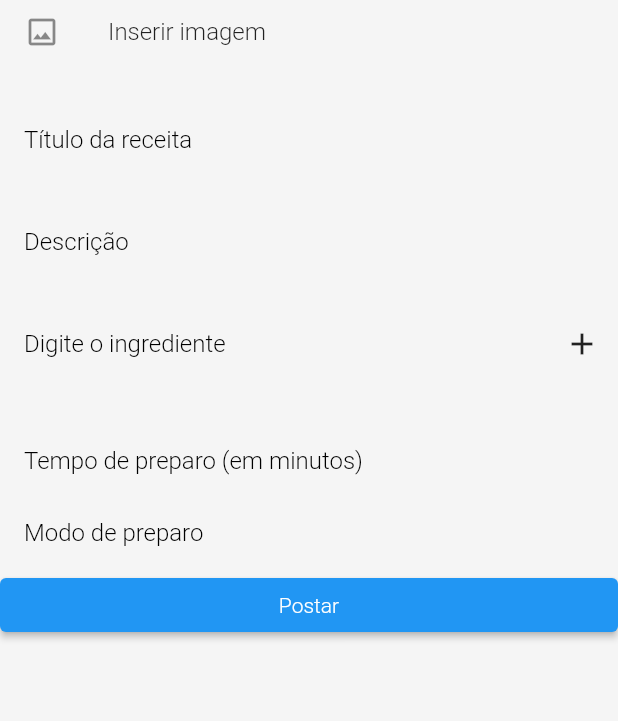
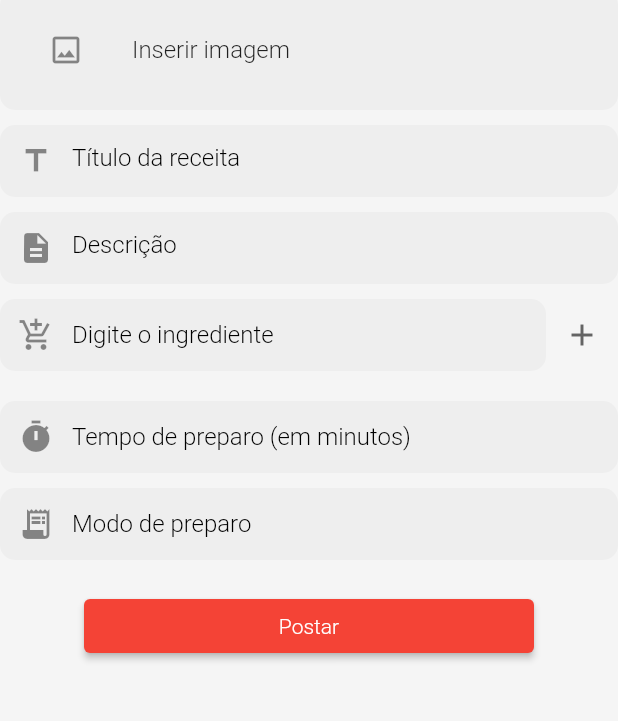
Before and after one commit to moisescorreaa/projeto-easycook, a Flutter app: the AddScreen screen opened directly, on a phone screen of 412 x 824 dp, the part 94-815 px from its top. Run offline on Flutter 3.47's test engine with Material 2 defaults, Android fonts, the light colour scheme and no system bars; our stand-ins replace cloud_firestore, firebase_auth, firebase_core, image_picker, quickalert; accounts and stored records are empty.

Commit message:
finalizando front add screen

```diff
--- a/lib/views/screens-home-page/add-screen.dart
+++ b/lib/views/screens-home-page/add-screen.dart
@@ -100,14 +100,21 @@ class _AddScreenState extends State<AddScreen> {
           child: Column(
             crossAxisAlignment: CrossAxisAlignment.stretch,
             children: [
-              ListTile(
+              Container(
+                decoration: BoxDecoration(
+                  color: Colors.grey[200],
+                  borderRadius: BorderRadius.circular(10.0),
+                ),
+                padding: EdgeInsets.symmetric(horizontal: 16.0, vertical: 12.0),
+                child: ListTile(
                   leading: Icon(Icons.insert_photo_outlined),
                   title: Text("Inserir imagem"),
                   onTap: selecionarImagem,
                   trailing:
                       imagem != null ? Image.file(File(imagem!.path)) : null,
                 ),
-              SizedBox(height: 20),
+              ),
+              SizedBox(height: 10),
               // TextField para o título da receita
               TextField(
                 decoration: InputDecoration(
@@ -118,15 +125,20 @@ class _AddScreenState extends State<AddScreen> {
                     borderSide: BorderSide.none,
                   ),
                   filled: true,
-                  fillColor: Color(0xFFF5F5F5),
+                  fillColor: Colors.grey[200],
                   contentPadding:
                       EdgeInsets.symmetric(horizontal: 16.0, vertical: 12.0),
+                  prefixIcon: Icon(Icons.title),
                 ),
+                maxLines: null,
+                textAlignVertical: TextAlignVertical.top,
                 onChanged: (value) {
                   titulo = value;
                 },
+                style: TextStyle(fontSize: 16),
               ),
-              SizedBox(height: 20),
+
+              SizedBox(height: 10),
               // TextField para a descrição da receita
               TextField(
                 decoration: InputDecoration(
@@ -137,17 +149,19 @@ class _AddScreenState extends State<AddScreen> {
                     borderSide: BorderSide.none,
                   ),
                   filled: true,
-                  fillColor: Color(0xFFF5F5F5),
+                  fillColor: Colors.grey[200],
                   contentPadding:
                       EdgeInsets.symmetric(horizontal: 16.0, vertical: 12.0),
+                  prefixIcon: Icon(Icons.description),
                 ),
                 maxLines: null,
                 textAlignVertical: TextAlignVertical.top,
                 onChanged: (value) {
                   descricao = value;
                 },
+                style: TextStyle(fontSize: 16),
               ),
-              SizedBox(height: 20),
+              SizedBox(height: 10),
               // TextField para a lista de ingredientes da receita
               Row(
                 children: [
@@ -162,15 +176,17 @@ class _AddScreenState extends State<AddScreen> {
                           borderSide: BorderSide.none,
                         ),
                         filled: true,
-                        fillColor: Color(0xFFF5F5F5),
+                        fillColor: Colors.grey[200],
                         contentPadding: EdgeInsets.symmetric(
                             horizontal: 16.0, vertical: 12.0),
+                        prefixIcon: Icon(Icons.add_shopping_cart),
                       ),
                     ),
                   ),
                   IconButton(
                     icon: Icon(Icons.add),
                     onPressed: _addIngredient,
+                    color: Color.fromARGB(255, 100, 100, 100),
                   ),
                 ],
               ),
@@ -197,14 +213,15 @@ class _AddScreenState extends State<AddScreen> {
                               ingredientes.removeAt(index);
                             });
                           },
+                          color: Colors.red,
                         ),
                       ],
                     ),
                   );
                 },
               ),
-              SizedBox(height: 20),
-              // TextField para o tempo de preparo da receita
+              SizedBox(height: 10),
+              // TextField para o tempo de preparo
               TextField(
                 decoration: InputDecoration(
                   hintText: 'Tempo de preparo (em minutos)',
@@ -214,15 +231,17 @@ class _AddScreenState extends State<AddScreen> {
                     borderSide: BorderSide.none,
                   ),
                   filled: true,
-                  fillColor: Color(0xFFF5F5F5),
+                  fillColor: Colors.grey[200],
                   contentPadding:
                       EdgeInsets.symmetric(horizontal: 16.0, vertical: 12.0),
+                  prefixIcon: Icon(Icons.timer),
                 ),
                 keyboardType: TextInputType.number,
                 onChanged: (value) {
                   tempo = int.tryParse(value);
                 },
               ),
+              SizedBox(height: 10),
               // TextField para o modo de preparo da receita
               TextField(
                 decoration: InputDecoration(
@@ -233,19 +252,28 @@ class _AddScreenState extends State<AddScreen> {
                     borderSide: BorderSide.none,
                   ),
                   filled: true,
-                  fillColor: Color(0xFFF5F5F5),
+                  fillColor: Colors.grey[200],
                   contentPadding:
                       EdgeInsets.symmetric(horizontal: 16.0, vertical: 12.0),
+                  prefixIcon: Icon(Icons.receipt_long),
                 ),
                 maxLines: null,
                 onChanged: (value) {
                   modo = value;
                 },
               ),
-              Container(
-                width: double.infinity,
+              SizedBox(height: 20),
+              Align(
+                alignment: Alignment.center,
+                child: SizedBox(
+                  width: 300,
                   child: ElevatedButton(
-                    onPressed: () => _criarReceita(), child: Text('Postar')),
+                    onPressed: () => _criarReceita(),
+                    style:
+                        ElevatedButton.styleFrom(backgroundColor: Colors.red),
+                    child: Text('Postar'),
+                  ),
+                ),
               )
             ],
           ),
--- a/lib/views/screens-home-page/search-screen.dart
+++ b/lib/views/screens-home-page/search-screen.dart
@@ -165,7 +165,7 @@ class _SearchScreenState extends State<SearchScreen> {
                                     _postagens[index].descricao,
                                     overflow: TextOverflow.ellipsis,
                                     style: TextStyle(
-                                      fontSize: 12,
+                                      fontSize: 11,
                                     ),
                                   ),
                                 ],
```
Also changed, not shown: pubspec.lock. Lines whose indentation alone changed are shown as unchanged.
